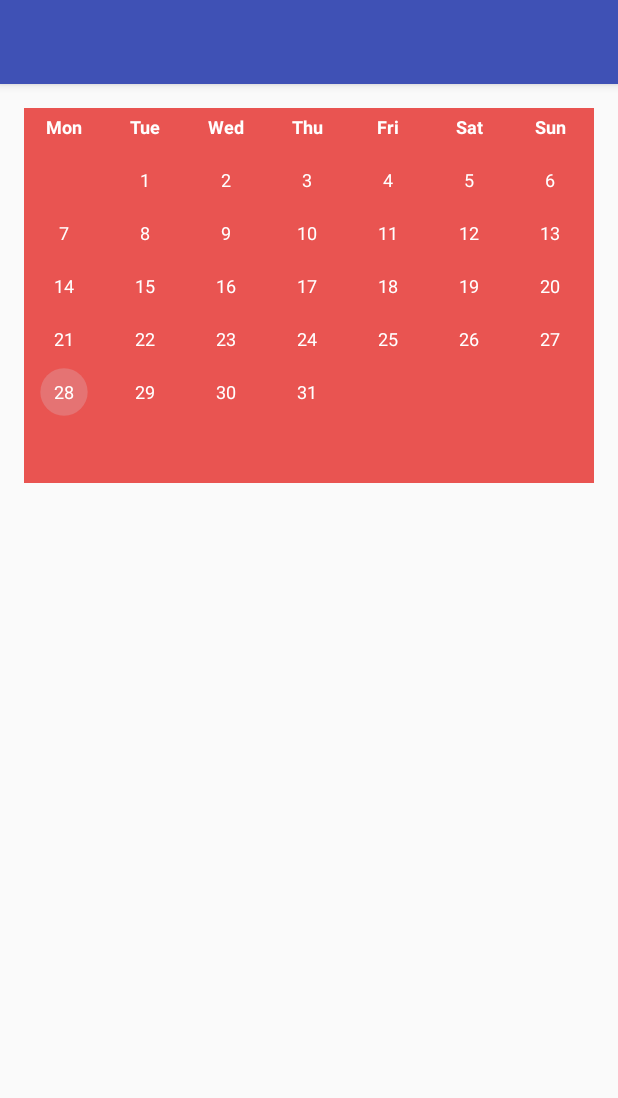
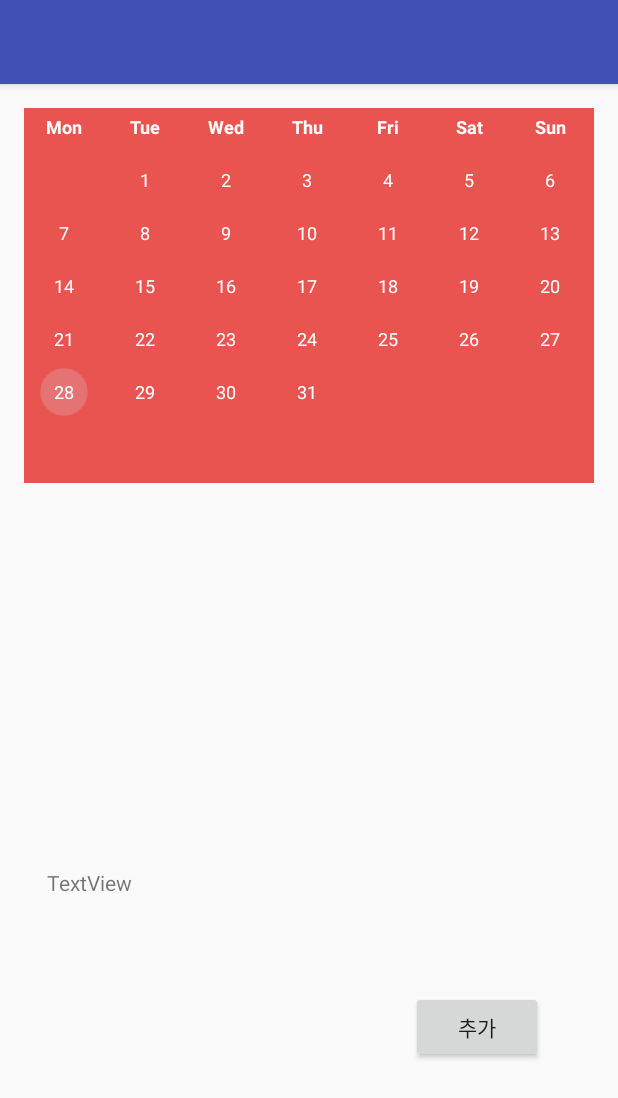
Before and after one commit to zubako/CaliaryApp, an Android app: the screen it shows after launch (MainActivity), on a phone screen of 412 x 824 dp. Shown: the top 1098 px of the screen. Run offline under Robolectric (Android 15) with nearby library versions, the light colour scheme and no system bars; 1 statement that could not run was skipped.

Commit message:
오늘의 작업 ! 버튼저장 및 내용나오게 화면변환

```diff
--- a/app/src/main/AndroidManifest.xml
+++ b/app/src/main/AndroidManifest.xml
@@ -17,6 +17,7 @@
             </intent-filter>
         </activity>
         <activity android:name=".MainActivity2"></activity>
+        <activity android:name=".diarycreateactivity"></activity>
     </application>
 
 </manifest>
--- a/app/src/main/java/com/example/zubako/caliary/MainActivity.java
+++ b/app/src/main/java/com/example/zubako/caliary/MainActivity.java
@@ -8,6 +8,9 @@ import android.support.v7.app.AppCompatActivity;
 import android.os.Bundle;
 import android.util.Log;
 import android.view.View;
+import android.widget.Button;
+import android.widget.EditText;
+import android.widget.TextView;
 import android.widget.Toast;
 
 import com.example.zubako.caliary.R;
@@ -18,36 +21,46 @@ import java.util.Locale;
 
 public class MainActivity extends AppCompatActivity {
 
-    final String LOG_TAG="myLogs";
+    final String LOG_TAG = "myLogs";
     com.example.zubako.caliary.CompactCalendarView compactCalendar;
-    private SimpleDateFormat dateFormatMonth= new SimpleDateFormat("MMMM- yyyy", Locale.ENGLISH);
+    private SimpleDateFormat dateFormatMonth = new SimpleDateFormat("MMMM- yyyy", Locale.ENGLISH);
 
     @Override
     public void onCreate(Bundle savedInstanceState) {
         super.onCreate(savedInstanceState);
         setContentView(R.layout.activity_main);
 
-        final ActionBar actionBar=getSupportActionBar();
+        final ActionBar actionBar = getSupportActionBar();
         actionBar.setDisplayHomeAsUpEnabled(false);
         actionBar.setTitle(null);
 
-        compactCalendar=(com.example.zubako.caliary.CompactCalendarView)findViewById(R.id.compactcalendar_view);
+        findViewById(R.id.SaveButton).setOnClickListener(
+                new Button.OnClickListener() {
+                    public void onClick(View v)
+                    {
+                        Intent intent_act2 = new Intent(getApplicationContext(), diarycreateactivity.class);
+                        startActivity(intent_act2);
+                    }
+                }
+        );
+
+        compactCalendar = (com.example.zubako.caliary.CompactCalendarView) findViewById(R.id.compactcalendar_view);
         compactCalendar.setUseThreeLetterAbbreviation(true);
 
-        Event ev1=new Event(Color.RED, 1486749600000L,"Teachers' Professional Day");
+        Event ev1 = new Event(Color.RED, 1486749600000L, "Teachers' Professional Day");
         compactCalendar.addEvent(ev1);
 
-        compactCalendar.setListener(new com.example.zubako.caliary.CompactCalendarView.CompactCalendarViewListener(){
+        compactCalendar.setListener(new com.example.zubako.caliary.CompactCalendarView.CompactCalendarViewListener() {
             @Override
-            public void onDayClick(Date dateClicked){
-                Context context =getApplicationContext();
-                if(dateClicked.toString().compareTo("Fri Feb 10 18:00:00 AST 2017")==0){
-                    Toast.makeText(context,"Teachers' Professional Day",Toast.LENGTH_SHORT).show();
-                }else{
-                    Toast.makeText(context,"No Events Planned for that day",Toast.LENGTH_SHORT).show();
-                    Intent intent = new Intent( context, com.example.zubako.caliary.MainActivity2.class );
-                    startActivity( intent );
-                    Log.d(LOG_TAG,""+dateClicked.toString().compareTo("Fri Feb 10 18:00:00 AST 2017"));
+            public void onDayClick(Date dateClicked) {
+                Context context = getApplicationContext();
+                if (dateClicked.toString().compareTo("Fri Feb 10 18:00:00 AST 2017") == 0) {
+                    Toast.makeText(context, "Teachers' Professional Day", Toast.LENGTH_SHORT).show();
+                } else {
+                    Toast.makeText(context, "No Events Planned for that day", Toast.LENGTH_SHORT).show();
+                    Intent intent = new Intent(context, com.example.zubako.caliary.MainActivity2.class);
+                    startActivity(intent);
+                    Log.d(LOG_TAG, "" + dateClicked.toString().compareTo("Fri Feb 10 18:00:00 AST 2017"));
                 }
             }
 
--- a/app/src/main/res/layout/activity_main.xml
+++ b/app/src/main/res/layout/activity_main.xml
@@ -25,4 +25,23 @@
         app:compactCalendarCurrentDayBackgroundColor="#B71C1C"
         app:compactCalendarMultiEventIndicatorColor="#fff"
         />
+
+    <TextView
+        android:id="@+id/MemoView"
+        android:layout_width="349dp"
+        android:layout_height="186dp"
+        android:layout_alignParentBottom="true"
+        android:layout_centerHorizontal="true"
+        android:layout_marginBottom="43dp"
+        android:text="TextView" />
+
+    <Button
+        android:id="@+id/CreateMemo"
+        android:layout_width="wrap_content"
+        android:layout_height="wrap_content"
+        android:layout_alignParentBottom="true"
+        android:layout_alignParentEnd="true"
+        android:layout_marginBottom="99dp"
+        android:layout_marginEnd="34dp"
+        android:text="추가" />
 </RelativeLayout>
--- a/app/src/main/res/layout/diarycreate.xml
+++ b/app/src/main/res/layout/diarycreate.xml
@@ -50,13 +50,13 @@
         android:layout_width="wrap_content"
         android:layout_height="wrap_content"
         android:layout_alignParentEnd="true"
-        android:layout_alignTop="@+id/StartButton"
+        android:layout_alignTop="@+id/SaveButton"
         android:layout_marginEnd="94dp"
         android:background="#FFFAFA"
         android:text="취소" />
 
     <Button
-        android:id="@+id/StartButton"
+        android:id="@+id/SaveButton"
         android:layout_width="wrap_content"
         android:layout_height="wrap_content"
         android:layout_alignParentBottom="true"
```
Also changed, not shown: app/src/main/java/com/example/zubako/caliary/diarycreateactivity.java (added, +37 -0 lines).
